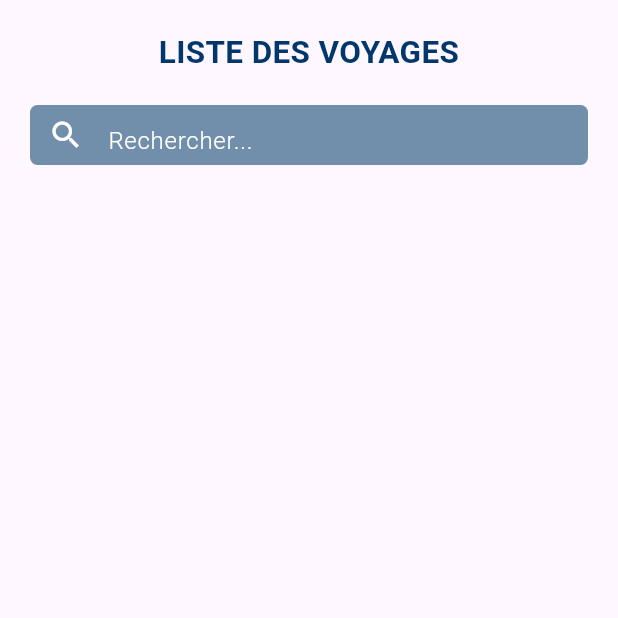
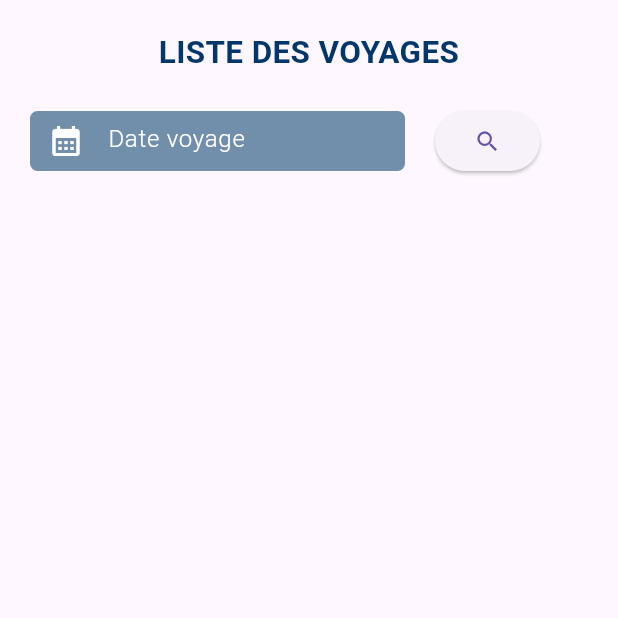
Before and after one commit to DaminkOoO/PROJET-PFE, a Flutter app: the ListVoyage screen opened directly, on a phone screen of 412 x 824 dp, the top half of it. Run offline on Flutter 3.47's test engine with Material 3 defaults, Android fonts, the phone set to English and light mode, and no system bars; our stand-ins replace firebase_core, firebase_messaging, flutter_map, flutter_secure_storage, geolocator, jwt_decoder and 2 more; missing offline and left inert: barcode_scan2, flutter_polyline_points, jwt_decode; accounts and stored records are empty.

Commit message:
Refactor backend and frontend code

```diff
--- a/frontend_mobile/lib/components/list_voyage.dart
+++ b/frontend_mobile/lib/components/list_voyage.dart
@@ -11,28 +11,37 @@ class ListVoyage extends StatefulWidget {
 }
 
 class _ListVoyageState extends State<ListVoyage> {
-  late TextEditingController _searchController;
+  late TextEditingController _dateController;
+  late TextEditingController _dateFinController;
   late Future<List<Voyage>> voyagesList =
       Future.value([]); // Initialize voyagesList
+  late Future<List<Voyage>> voyagesListFiltered =
+      Future.value([]); // Initialize voyagesList
   late String userRole; // Add user role here
+  bool isFiltered = false;
 
   @override
   void initState() {
     super.initState();
-    _searchController = TextEditingController();
+    _dateController = TextEditingController();
+    _dateFinController = TextEditingController();
     _fetchVoyagesBasedOnUserRole(); // Fetch voyages based on user role
   }
 
   @override
   void dispose() {
-    _searchController.dispose();
+    _dateController.dispose();
+    _dateFinController.dispose();
     super.dispose();
   }
 
   Future<void> _fetchVoyagesBasedOnUserRole() async {
     userRole = await getInfoFromToken('role');
+    var voyages = await Voyage.getAllVoyage();
     setState(() {
-      voyagesList = Voyage.getAllVoyage();
+      if (voyages.isNotEmpty) {
+        voyagesList = Future.value(voyages);
+      }
     });
   }
 
@@ -65,50 +74,75 @@ class _ListVoyageState extends State<ListVoyage> {
                   Padding(
                     padding: const EdgeInsets.only(
                         right: 20.0, left: 20, bottom: 20),
-                    child: Container(
-                      width: double.infinity,
+                    child: Row(
+                      children: [
+                        Container(
+                          width: 250,
                           height: 40,
                           decoration: BoxDecoration(
                               color: const Color.fromRGBO(113, 143, 171, 1.0),
                               borderRadius: BorderRadius.circular(5)),
-                      child: Center(
                           child: TextField(
                             style: const TextStyle(
                               color: Colors.white,
                             ),
-                          controller: _searchController,
+                            controller: _dateController,
                             onChanged: (value) {
-                            _searchController.text = value;
+                              _dateController.text = value;
                             },
-                          decoration: InputDecoration(
-                            prefixIcon: const Icon(
-                              Icons.search,
+                            decoration: const InputDecoration(
+                              contentPadding: EdgeInsets.only(top: 3.0),
+                              prefixIcon: Icon(
+                                Icons.calendar_month,
                                 color: Colors.white,
                               ),
-                            suffixIcon: _searchController.text != ""
-                                ? IconButton(
-                                    icon: const Icon(
-                                      Icons.clear,
-                                      color: Colors.white,
-                                    ),
-                                    onPressed: () {
-                                      _searchController.clear();
-                                    },
-                                  )
-                                : null,
-                            hintText: 'Rechercher...',
-                            hintStyle: const TextStyle(
+                              hintText: 'Date voyage',
+                              hintStyle: TextStyle(
                                   color: Colors.white,
                                   fontWeight: FontWeight.w300),
                               border: InputBorder.none,
                             ),
+                            readOnly: true,
+                            onTap: () => _selectDate(_dateController),
                           ),
                         ),
+                        const SizedBox(
+                          width: 20,
+                        ),
+                        SizedBox(
+                          width: 70,
+                          child: ElevatedButton(
+                            onPressed: () {
+                              var voyages =
+                                  Voyage.getVoyageByDate(_dateController.text);
+                              setState(() {
+                                if (_dateController.text.isNotEmpty) {
+                                  isFiltered = true;
+                                  voyagesList = voyages;
+                                }
+                              });
+                            },
+                            style: ElevatedButton.styleFrom(
+                              alignment: Alignment.center, // Add this line
+                            ),
+                            child: const Icon(Icons.search),
+                          ),
+                        )
+                      ],
                     ),
                   ),
                 ],
               ),
             ),
+            if (isFiltered)
+              ElevatedButton(
+                  onPressed: () async {
+                    await _fetchVoyagesBasedOnUserRole();
+                    setState(() {
+                      isFiltered = false;
+                    });
+                  },
+                  child: const Text('Annuler le filtre')),
             Expanded(
               child: FutureBuilder<List<Voyage>>(
                 future: voyagesList,
@@ -143,4 +177,18 @@ class _ListVoyageState extends State<ListVoyage> {
       ),
     );
   }
+
+  Future<void> _selectDate(TextEditingController controller) async {
+    final DateTime? picked = await showDatePicker(
+      context: context,
+      initialDate: DateTime.now(),
+      firstDate: DateTime(2015, 8),
+      lastDate: DateTime(2101),
+    );
+    if (picked != null) {
+      setState(() {
+        controller.text = picked.toString().split(" ")[0];
+      });
     }
+  }
+}
--- a/frontend_mobile/lib/components/maps.dart
+++ b/frontend_mobile/lib/components/maps.dart
@@ -31,7 +31,7 @@ class _VoyageMapWidgetState extends State<VoyageMapWidget> {
       var token = await getInfoFromToken("token");
       final response = await http.get(
         Uri.parse(
-            'http://10.255.1.106:5000/api/voyage/GetLocalisationVoyage/${widget.voyageId}'),
+            'http://192.168.1.217:5000/api/voyage/GetLocalisationVoyage/${widget.voyageId}'),
         headers: <String, String>{
           'Authorization': 'Bearer $token',
         },
--- a/frontend_mobile/lib/components/voyage_info_card.dart
+++ b/frontend_mobile/lib/components/voyage_info_card.dart
@@ -148,7 +148,7 @@ class VoyageInfoCard extends StatelessWidget {
             fontSize: 16,
           ),
         ),
-        SizedBox(
+        const SizedBox(
           height: 10,
         ),
       ],
--- a/frontend_mobile/lib/service/location_update.dart
+++ b/frontend_mobile/lib/service/location_update.dart
@@ -11,7 +11,7 @@ import 'package:jwt_decoder/jwt_decoder.dart';
 import 'package:permission_handler/permission_handler.dart';
 
 class LocationUpdater {
-  static const updateInterval = Duration(minutes: 3);
+  static const updateInterval = Duration(seconds: 10);
 
   static void startLocationUpdates() {
     // Start periodic location updates
@@ -33,7 +33,7 @@ class LocationUpdater {
         var userId = JwtDecoder.decode(token!)['userId'];
         print(position);
         String apiUrl =
-            'http://10.255.1.105:5000/api/user/transporteur/$userId';
+            'http://192.168.1.217:5000/api/user/transporteur/$userId';
 
         // Construct the request body
         Map<String, dynamic> requestBody = {
--- a/frontend_mobile/lib/service/voyage.dart
+++ b/frontend_mobile/lib/service/voyage.dart
@@ -28,7 +28,7 @@ Future<List<Voyage>> fetchVoyagesForTransporteur(String? userId) async {
     var token = await getInfoFromToken("token");
     final response = await http.get(
       Uri.parse(
-          'http://10.255.1.105:5000/api/Voyage/GetVoyagesTransporteur/$userId'),
+          'http://192.168.1.217:5000/api/Voyage/GetVoyagesTransporteur/$userId'),
       headers: <String, String>{
         'accept': 'text/plain',
         'Authorization': 'Bearer $token',
@@ -58,7 +58,7 @@ Future<List<Voyage>> fetchVoyagesForDemandeur(String? userId) async {
     var token = await getInfoFromToken("token");
     final response = await http.get(
       Uri.parse(
-          'http://10.255.1.105:5000/api/Voyage/GetVoyagesDemandeur/$userId'),
+          'http://192.168.1.217:5000/api/Voyage/GetVoyagesDemandeur/$userId'),
       headers: <String, String>{
         'accept': 'text/plain',
         'Authorization': 'Bearer $token',
@@ -90,7 +90,7 @@ Future<List<Voyage>> fetchVoyagesForMagasinier(String? userId) async {
     print(headerToken);
     final response = await http.get(
       Uri.parse(
-          'http://10.255.1.105:5000/api/Voyage/GetVoyagesMagasinier/$userId'),
+          'http://192.168.1.217:5000/api/Voyage/GetVoyagesMagasinier/$userId'),
       headers: <String, String>{
         'accept': 'text/plain',
         'Authorization': headerToken,
@@ -173,7 +173,7 @@ class Voyage {
       });
       print(jsonBody);
       final response = await http.post(
-        Uri.parse('http://10.255.1.105:5000/api/voyage'),
+        Uri.parse('http://192.168.1.217:5000/api/voyage'),
         headers: <String, String>{
           'Content-Type': 'application/json; charset=UTF-8',
           'Authorization': 'Bearer $jwtToken',
@@ -257,7 +257,7 @@ class Voyage {
 
       final response = await http.get(
         Uri.parse(
-            'http://10.255.1.105:5000/api/voyage/GetLocalisationVoyage/$voyage'),
+            'http://192.168.1.217:5000/api/voyage/GetLocalisationVoyage/$voyage'),
         headers: <String, String>{
           'Content-Type': 'application/json; charset=UTF-8',
           'Authorization': 'Bearer $jwtToken',
@@ -270,4 +270,12 @@ class Voyage {
       return null;
     }
   }
+
+  static Future<List<Voyage>> getVoyageByDate(String text) async {
+    var voyages = await Voyage.getAllVoyage();
+
+    return voyages.where((element) {
+      return element.dateSortieBon.toString().split(" ")[0].contains(text);
+    }).toList();
+  }
 }
```
Also changed, not shown: 15 other files. Lines whose indentation alone changed are shown as unchanged.
